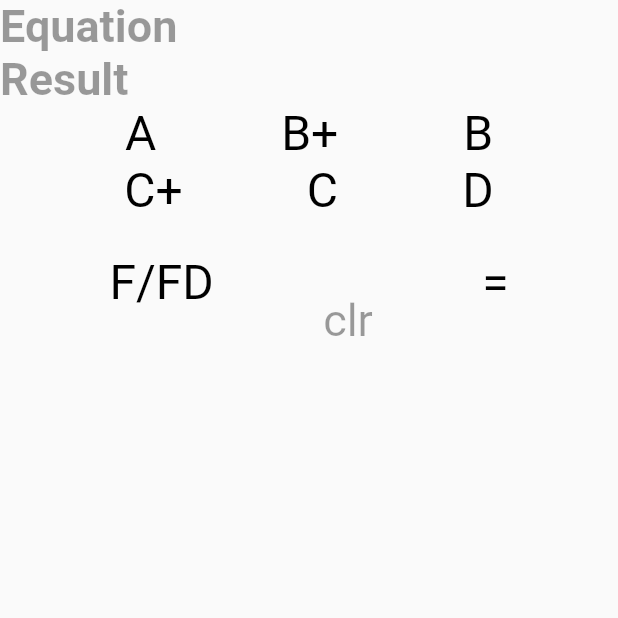
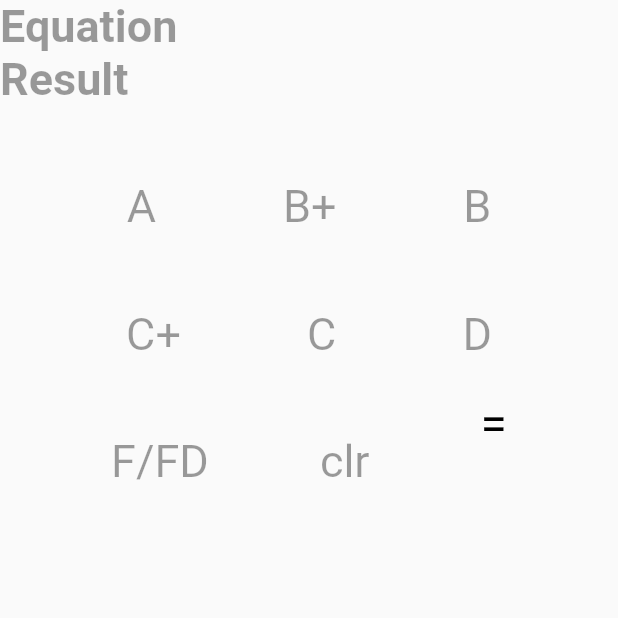
Before and after one commit to AJPasigado/Flutter-QPI-Calculator, a Flutter app: the screen it shows after launch, on a phone screen of 412 x 824 dp, the top half of it. Run offline on Flutter 3.47's test engine with Material 2 defaults, Android fonts, the phone set to English and light mode, and no system bars.

Commit message:
Added container layout in buttons

```diff
--- a/lib/main.dart
+++ b/lib/main.dart
@@ -75,10 +75,24 @@ class Calculator extends State<MainCalc> {
           //  }
           // );
         },
-        child: Text(
+        child:
+          Container(
+            margin: const EdgeInsets.only(top: 50),
+            child: Text(
+              text,
+              style: TextStyle(
+                fontSize: 30,
+                fontWeight: FontWeight.w400,
+                color: Color.fromARGB(100, 0, 0, 0),
+              ),
+              ),
+          ),
+
+
+        /*Text(
           text,
           style: TextStyle(fontSize: 32.0, color: Colors.black),
-        ),
+        ),*/
       );
     }
 
```
